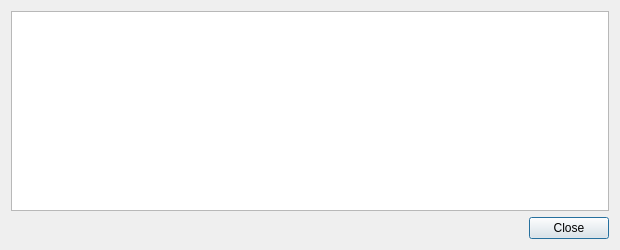
This is src/qt/forms/transactiondescdialog.ui in gexanlottery/gexan as Qt 5 draws it before an edit. The edited form follows.
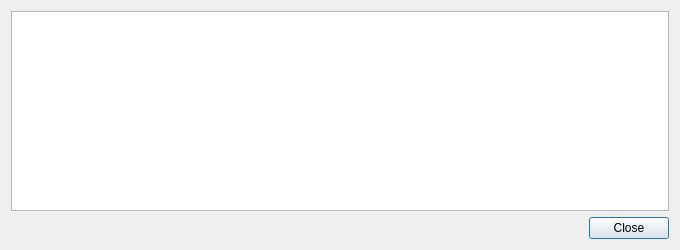
This is the edited form.

Patch:
```diff
--- a/src/qt/forms/transactiondescdialog.ui
+++ b/src/qt/forms/transactiondescdialog.ui
@@ -6,7 +6,7 @@
    <rect>
     <x>0</x>
     <y>0</y>
-    <width>620</width>
+    <width>680</width>
     <height>250</height>
    </rect>
   </property>
```
